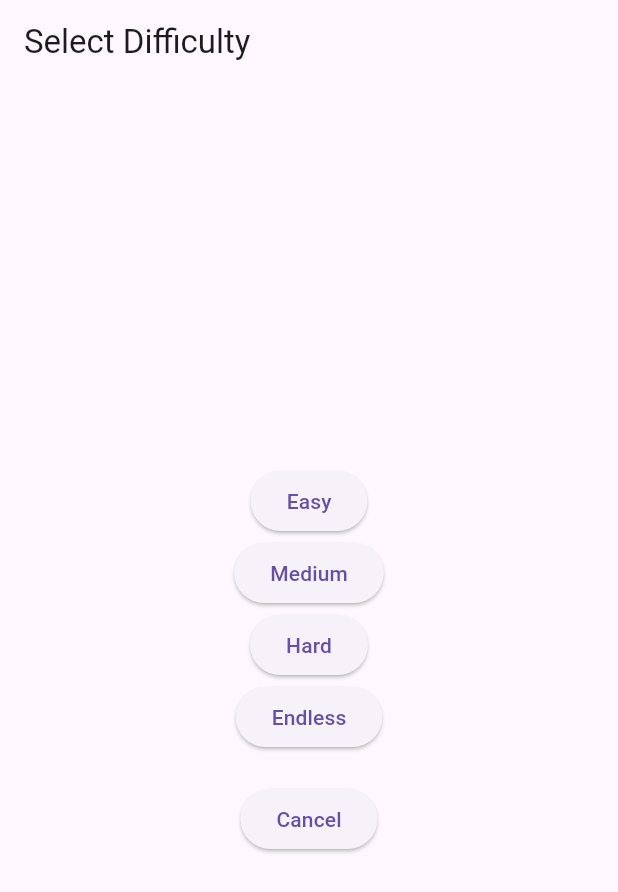
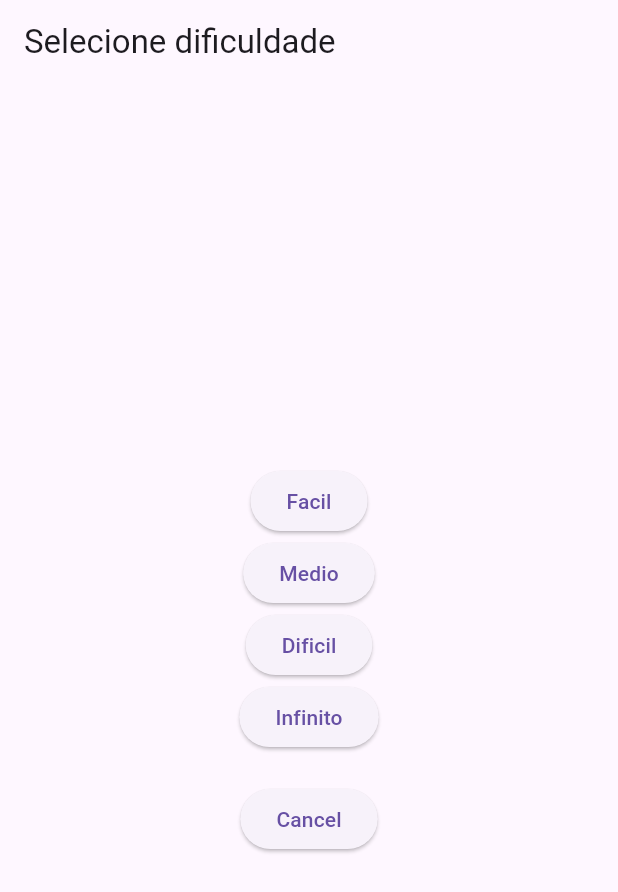
Before and after one commit to Hathdert/pdmTP02, a Flutter app: the DifficultySelectionPage screen opened directly, on a phone screen of 412 x 824 dp. Shown: the top 892 px of the screen. Run offline on Flutter 3.47's test engine with Material 3 defaults, Android fonts, the phone set to English and light mode, and no system bars; our stand-ins replace sqflite; accounts and stored records are empty.

Commit message:
Update dificuldade.dart

```diff
--- a/pl04/lib/dificuldade.dart
+++ b/pl04/lib/dificuldade.dart
@@ -8,16 +8,16 @@ class DifficultySelectionPage extends StatelessWidget {
   Widget build(BuildContext context) {
     return Scaffold(
       appBar: AppBar(
-        title: const Text('Select Difficulty'),
+        title: const Text('Selecione dificuldade'),
       ),
       body: Center(
         child: Column(
           mainAxisAlignment: MainAxisAlignment.center,
           children: <Widget>[
-            _buildDifficultyButton(context, 'Easy'),
-            _buildDifficultyButton(context, 'Medium'),
-            _buildDifficultyButton(context, 'Hard'),
-            _buildDifficultyButton(context, 'Endless'),
+            _buildDifficultyButton(context, 'Facil'),
+            _buildDifficultyButton(context, 'Medio'),
+            _buildDifficultyButton(context, 'Dificil'),
+            _buildDifficultyButton(context, 'Infinito'),
             const SizedBox(height: 20),
             ElevatedButton(
               onPressed: () {
```
